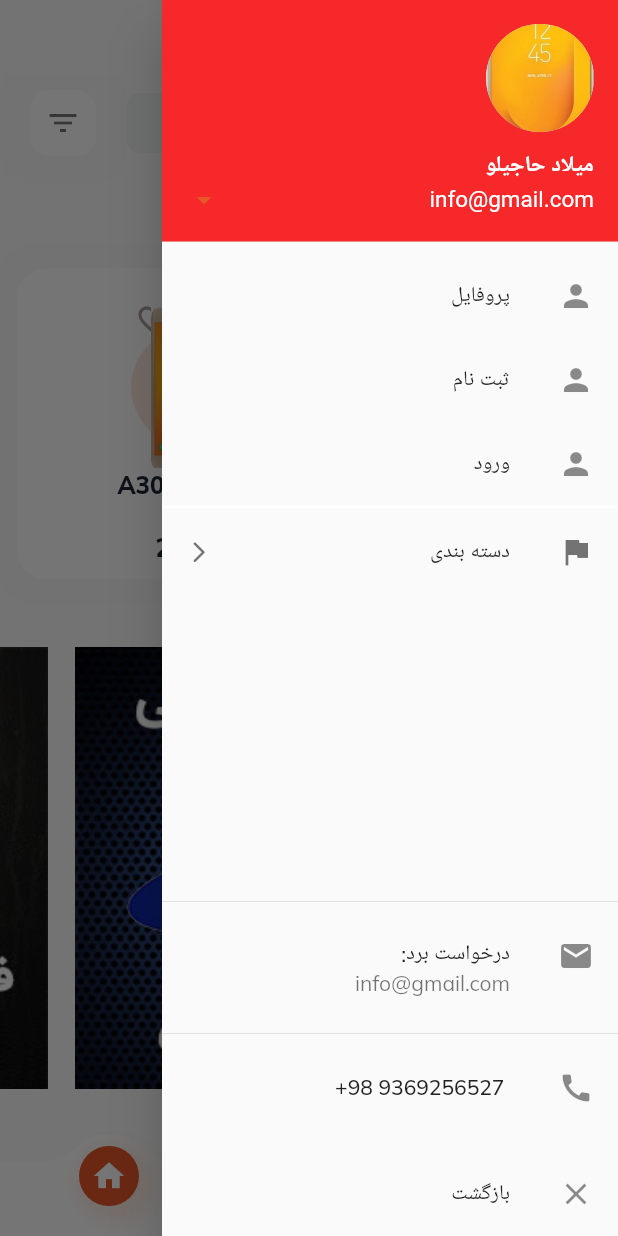
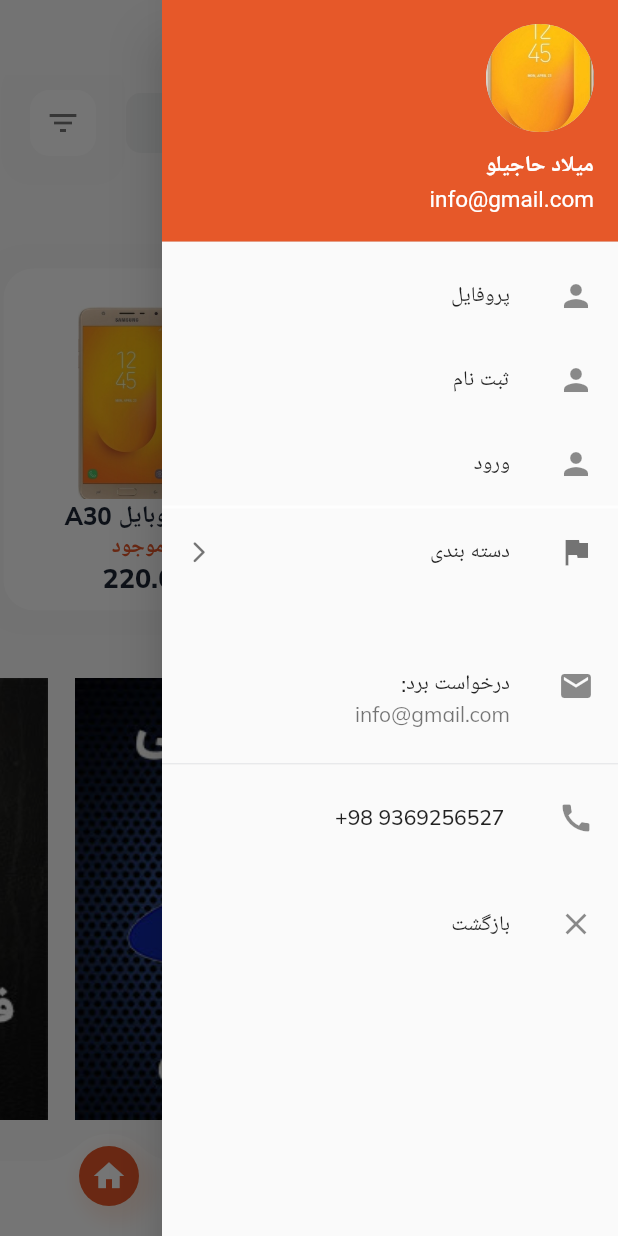
Before and after one commit to Milad305/Nasboard, a Flutter app: the screen it shows after launch, with the side drawer open, on a phone screen of 412 x 824 dp. Run offline on Flutter 3.47's test engine with Material 2 defaults, Android fonts, the phone set to English and light mode, and no system bars; drawn by our look-alikes of carousel_slider; our stand-ins replace google_fonts.

Commit message:
commit Drawer.dart

```diff
--- a/lib/src/model/data.dart
+++ b/lib/src/model/data.dart
@@ -6,7 +6,7 @@ class AppData {
   static List<Product> productList = [
     Product(
         id:1,
-        name: 'برد موبایل S8',
+        name: 'برد موبایل S5',
         price: 240.00,
         isSelected: true,
         isliked: false,
--- a/lib/src/pages/home_page.dart
+++ b/lib/src/pages/home_page.dart
@@ -53,14 +53,15 @@ class _MyHomePageState extends State<MyHomePage> {
     return Container(
       margin: EdgeInsets.symmetric(vertical: 10),
       width: AppTheme.fullWidth(context),
-      height: AppTheme.fullWidth(context) * .6,
+      height: AppTheme.fullWidth(context) * .65,
       child: GridView(
         gridDelegate: SliverGridDelegateWithFixedCrossAxisCount(
             crossAxisCount: 1,
-            childAspectRatio: 4 / 3,
+            childAspectRatio:7/4.7 ,
+
             mainAxisSpacing: 30,
             crossAxisSpacing: 20),
-        padding: EdgeInsets.only(left: 20),
+        padding: EdgeInsets.only(right: 20),
         scrollDirection: Axis.horizontal,
         children: AppData.productList
             .map(
--- a/lib/src/widgets/Drawer.dart
+++ b/lib/src/widgets/Drawer.dart
@@ -33,9 +33,14 @@ class Drawerwidget extends StatelessWidget {
             ),
             onDetailsPressed: () {},
             decoration: BoxDecoration(
-              color: LightColor.red,
+              color: LightColor.orange,
             ),
           ),
+          Expanded(
+              child: ListView(
+                scrollDirection: Axis.vertical,
+                shrinkWrap: true,
+         children: [
            ListTile(
              title: Text('پروفایل'),
              leading: Icon(Icons.person),
@@ -83,6 +88,32 @@ class Drawerwidget extends StatelessWidget {
                    contentPadding: EdgeInsets.only(right: 30,left: 16),
                    title: Text("فایل"),
                    onTap: () {}),
+               ListTile(
+                 contentPadding: EdgeInsets.only(right: 30,left: 16),
+                 title: Text("موبایل"),
+                 onTap: () {},
+                 trailing: Icon(
+                   Icons.arrow_back_ios_rounded,
+                   size: 17,
+                 ),
+               ),
+               ListTile(
+                   contentPadding: EdgeInsets.only(right: 30,left: 16),
+                   title: Text("فایل"),
+                   onTap: () {}),
+               ListTile(
+                 contentPadding: EdgeInsets.only(right: 30,left: 16),
+                 title: Text("موبایل"),
+                 onTap: () {},
+                 trailing: Icon(
+                   Icons.arrow_back_ios_rounded,
+                   size: 17,
+                 ),
+               ),
+               ListTile(
+                   contentPadding: EdgeInsets.only(right: 30,left: 16),
+                   title: Text("فایل"),
+                   onTap: () {}),
              ],
            ),
 
@@ -96,7 +127,7 @@ class Drawerwidget extends StatelessWidget {
                      mainAxisSize: MainAxisSize.max,
                      mainAxisAlignment: MainAxisAlignment.end,
                      children: [
-                      Divider(),
+
                        ListTile(
                            title: Text("درخواست برد:"),
                            subtitle:Text("info@gmail.com"),
@@ -124,6 +155,11 @@ class Drawerwidget extends StatelessWidget {
                  )),
            ),
          ],
+
+              )
+
+          )
+        ],
       ),
 
     );
--- a/lib/src/widgets/product_card.dart
+++ b/lib/src/widgets/product_card.dart
@@ -1,7 +1,9 @@
 import 'package:flutter/material.dart';
+import 'package:flutter_ecommerce_app/src/model/data.dart';
 
 import 'package:flutter_ecommerce_app/src/model/product.dart';
 import 'package:flutter_ecommerce_app/src/themes/light_color.dart';
+import 'package:flutter_ecommerce_app/src/themes/theme.dart';
 import 'package:flutter_ecommerce_app/src/widgets/title_text.dart';
 import 'package:flutter_ecommerce_app/src/widgets/extentions.dart';
 
@@ -25,6 +27,7 @@ class ProductCard extends StatelessWidget {
   @override
   Widget build(BuildContext context) {
     return Container(
+
       decoration: BoxDecoration(
         color: LightColor.background,
         borderRadius: BorderRadius.all(Radius.circular(20)),
@@ -34,20 +37,30 @@ class ProductCard extends StatelessWidget {
       ),
       margin: EdgeInsets.symmetric(vertical:20),
       child: Container(
+        width: AppTheme.fullWidth(context),
+        height: AppTheme.fullHeight(context),
         padding: EdgeInsets.symmetric(horizontal: 20, vertical: 10),
         child: Stack(
           alignment: Alignment.center,
+
           children: <Widget>[
             Positioned(
-              left: 0,
+              height: 30,
+              width: 30,
+              right: 0,
               top: 0,
               child: IconButton(
+
                 icon: Icon(
                   product.isliked ? Icons.favorite : Icons.favorite_border,
                   color:
                   product.isliked ? LightColor.red : LightColor.iconColor,
                 ),
-                onPressed: () {},
+                onPressed: () {
+                  product.isliked ? Icons.favorite_border : Icons.favorite;
+
+
+                },
               ),
             ),
             Column(
@@ -57,7 +70,7 @@ class ProductCard extends StatelessWidget {
                 SizedBox(height: 15),
                 Expanded(
                   child: Stack(
-                    alignment: Alignment.center,
+                    alignment: Alignment.topLeft,
                     children: <Widget>[
                       CircleAvatar(
                         radius: 40,
```
Lines whose indentation alone changed are shown as unchanged.
